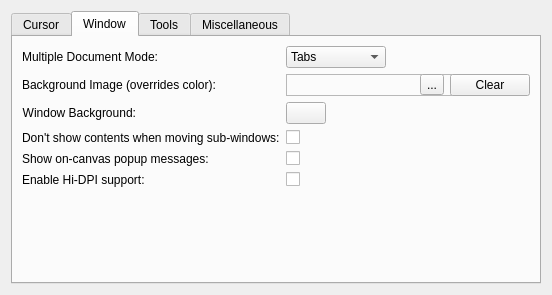
Old version of the form libs/ui/forms/wdggeneralsettings.ui in the repository KDE/krita.
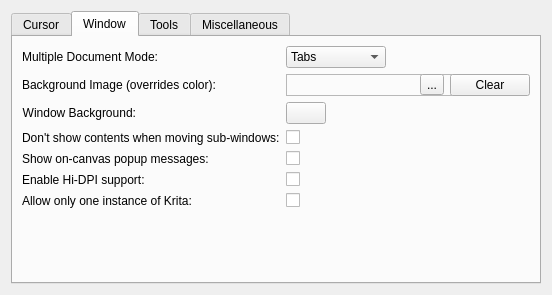
New version of the form. The open tabs and pages were chosen to show the change. Custom widgets are drawn as their Qt base class.

Commit message:
FEATURE: Add an option to allow multiple instances of Krita
Probably most useful for developers and really busy people like
Bollebib with really big hardware. Others are probably better
of loading resources only once.

BUG:377199
CCMAIL:kimageshop@kde.org

Diff of the .ui file:
```diff
--- a/libs/ui/forms/wdggeneralsettings.ui
+++ b/libs/ui/forms/wdggeneralsettings.ui
@@ -294,7 +294,7 @@
          </property>
         </widget>
        </item>
-       <item row="6" column="0" colspan="2">
+       <item row="7" column="0" colspan="2">
         <spacer name="verticalSpacer">
          <property name="orientation">
           <enum>Qt::Vertical</enum>
@@ -321,6 +321,20 @@
          </property>
         </widget>
        </item>
+       <item row="6" column="1">
+        <widget class="QCheckBox" name="m_chkSingleApplication">
+         <property name="text">
+          <string/>
+         </property>
+        </widget>
+       </item>
+       <item row="6" column="0">
+        <widget class="QLabel" name="label_r98">
+         <property name="text">
+          <string>Allow only one instance of Krita:</string>
+         </property>
+        </widget>
+       </item>
       </layout>
      </widget>
      <widget class="QWidget" name="Tools">
```
The commit also changes 2 other files.
